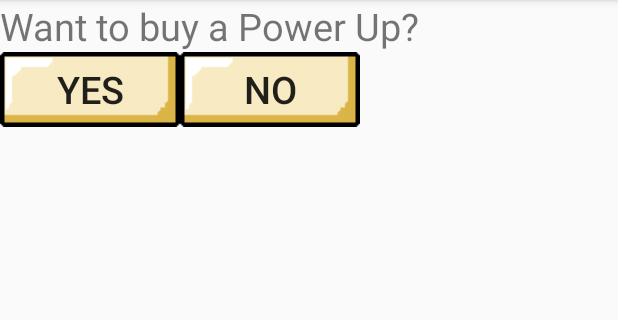
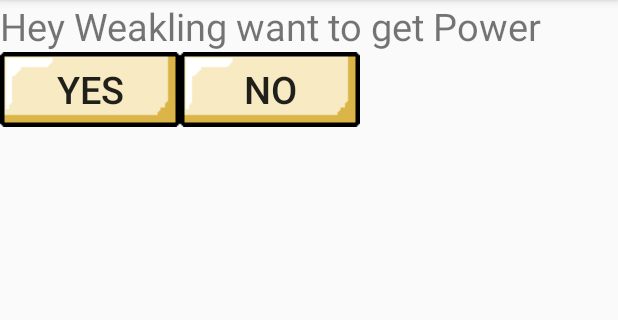
Before and after one commit to DavidMcKenzie218/TextBasedBoxingGame, an Android app: the IntermissionActivity screen opened directly, with no data from a screen before it, on a phone screen of 412 x 824 dp, the part 84-404 px from its top. Run offline under Robolectric (Android 15) with nearby library versions, the phone set to English and light mode, and no system bars.

Commit message:
Added more sayings to the intermission

```diff
--- a/Application/UltimateSlugfest/app/src/main/java/com/tacticalsandwitchstudios/ultimateslugfest/FirstCreature.java
+++ b/Application/UltimateSlugfest/app/src/main/java/com/tacticalsandwitchstudios/ultimateslugfest/FirstCreature.java
@@ -29,7 +29,7 @@ public class FirstCreature extends Enemy {
         mSpecialAttackValue = 20;
         mAttackRate = 10;
         mMissRate = 4;
-        mName = "Boris";
+        mName = "What the Hell Is That!!!";
         mHealth = 180;
     }
 
--- a/Application/UltimateSlugfest/app/src/main/java/com/tacticalsandwitchstudios/ultimateslugfest/Intermission.java
+++ b/Application/UltimateSlugfest/app/src/main/java/com/tacticalsandwitchstudios/ultimateslugfest/Intermission.java
@@ -5,9 +5,18 @@ package com.tacticalsandwitchstudios.ultimateslugfest;
  */
 public class Intermission {
 
-    String[] mBought = {"Bought"};
-    String[] mPassed = {"Passed"};
-    String[] mSalesPitches = {"Want to buy a Power Up?"};
+    String[] mBought = {
+            "You have succumbed to temptation",
+            "Here's to Hoping you don't get Caught"
+    };
+    String[] mPassed = {
+            "Mabey Next Time",
+            "I'm always around for when you give in"
+    };
+    String[] mSalesPitches = {
+            "Psst, Want to buy a Power Up?",
+            "Hey Weakling want to get Power"
+    };
     int mPowerUpRoids = 10;
 
     //GETTERS
--- a/Application/UltimateSlugfest/app/src/main/res/layout/activity_completed.xml
+++ b/Application/UltimateSlugfest/app/src/main/res/layout/activity_completed.xml
@@ -10,6 +10,7 @@
         android:layout_centerVertical="true"
         android:layout_width="wrap_content"
         android:layout_height="wrap_content" />
+
     <Button
         android:id="@+id/restart_game"
         android:text="@string/restart_game"
```
